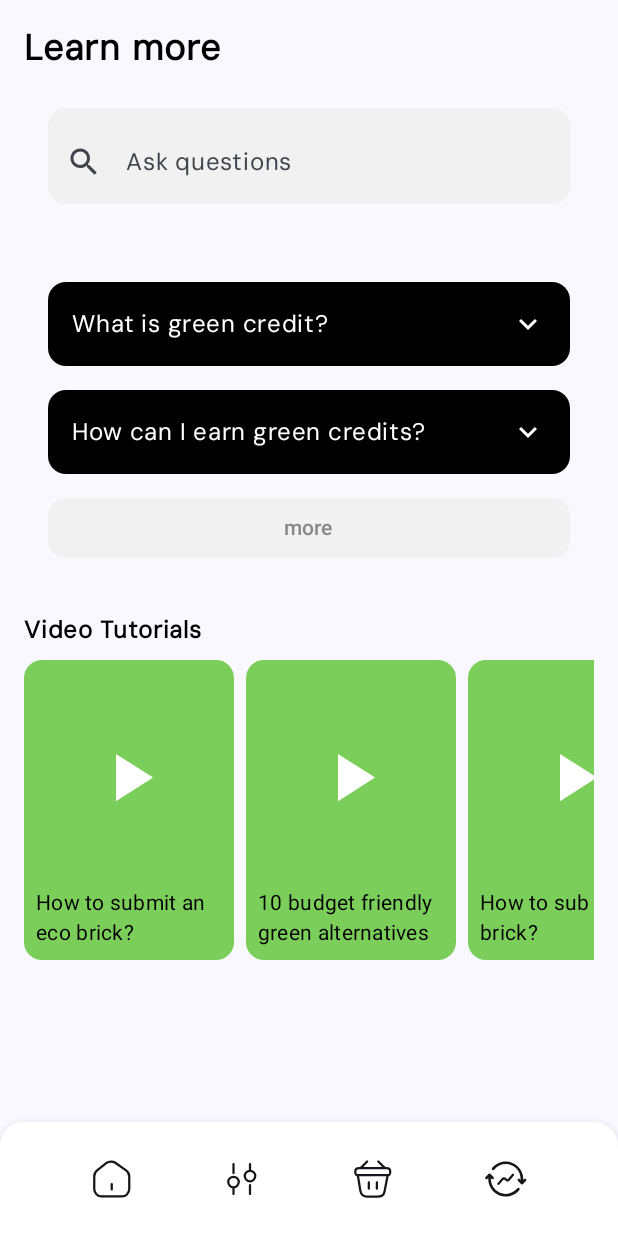
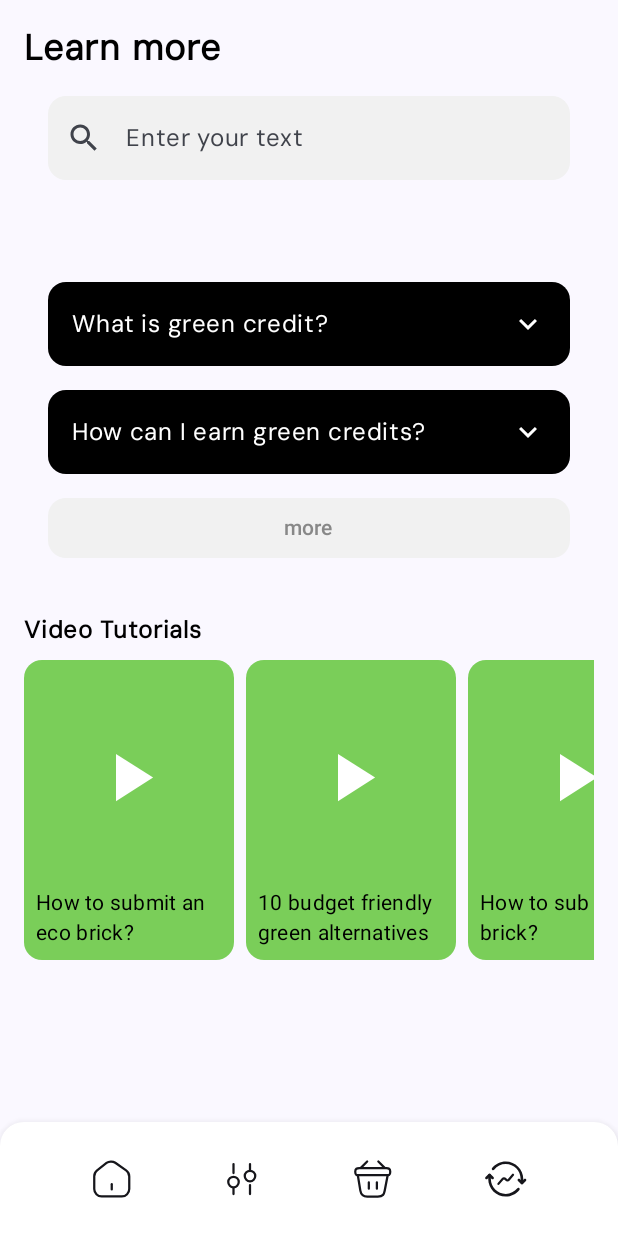
Before and after one commit to arre-adi/Ekopay, an Android app built with Jetpack Compose: the learn_more screen opened through its navigation route, on a phone screen of 412 x 824 dp. Run offline under Robolectric (Android 15) with nearby library versions, the phone set to English and light mode, and no system bars; libraries missing offline, so code that uses them is left out: com.google.ai.client.

Commit message:
included gemini in learning module

```diff
--- a/app/build.gradle.kts
+++ b/app/build.gradle.kts
@@ -1,6 +1,7 @@
 plugins {
     alias(libs.plugins.android.application)
     alias(libs.plugins.jetbrains.kotlin.android)
+    id("com.google.android.libraries.mapsplatform.secrets-gradle-plugin")
 }
 
 android {
@@ -38,6 +39,7 @@ android {
     }
     buildFeatures {
         compose = true
+        buildConfig = true
     }
     composeOptions {
         kotlinCompilerExtensionVersion = "1.5.1"
@@ -68,4 +70,6 @@ dependencies {
     debugImplementation(libs.androidx.ui.tooling)
     debugImplementation(libs.androidx.ui.test.manifest)
     implementation(libs.generativeai)
+    implementation(libs.androidx.lifecycle.viewmodel.compose)
+
 }
--- /dev/null
+++ b/app/src/main/java/com/example/ekopay/GeminiGenerator.kt
@@ -0,0 +1,117 @@
+import androidx.compose.foundation.background
+import androidx.compose.foundation.layout.*
+import androidx.compose.foundation.rememberScrollState
+import androidx.compose.foundation.shape.RoundedCornerShape
+import androidx.compose.foundation.text.KeyboardActions
+import androidx.compose.foundation.text.KeyboardOptions
+import androidx.compose.foundation.verticalScroll
+import androidx.compose.material.icons.Icons
+import androidx.compose.material.icons.filled.Search
+import androidx.compose.material3.*
+import androidx.compose.runtime.*
+import androidx.compose.ui.Alignment
+import androidx.compose.ui.Modifier
+import androidx.compose.ui.draw.clip
+import androidx.compose.ui.draw.shadow
+import androidx.compose.ui.graphics.Color
+import androidx.compose.ui.platform.LocalSoftwareKeyboardController
+import androidx.compose.ui.text.input.ImeAction
+import androidx.compose.ui.tooling.preview.Preview
+import androidx.compose.ui.unit.dp
+import androidx.lifecycle.ViewModel
+import androidx.lifecycle.viewModelScope
+import androidx.lifecycle.viewmodel.compose.viewModel
+import com.example.ekopay.BuildConfig
+import com.example.ekopay.ui.theme.Black1
+import com.example.ekopay.ui.theme.White1
+import com.google.ai.client.generativeai.GenerativeModel
+import kotlinx.coroutines.launch
+
+@Composable@Preview(showSystemUi = true, showBackground = true)
+fun GeminiTextField() {
+    var text by remember { mutableStateOf("") }
+    var result by remember { mutableStateOf("") }
+    val keyboardController = LocalSoftwareKeyboardController.current
+    val viewModel: TextGeminiViewModel = viewModel()
+
+    Column(
+        horizontalAlignment = Alignment.CenterHorizontally,
+        verticalArrangement = Arrangement.Center
+    ) {
+        TextField(
+            leadingIcon = {
+            IconButton(onClick = {/*TODO*/}){
+                Icon(
+                    imageVector = Icons.Default.Search,
+                    contentDescription = "Search"
+                )
+            }
+        },
+            value = text,
+            onValueChange = { text = it },
+            label = { Text("Enter your text") },
+            singleLine = true,
+            modifier = Modifier
+                .fillMaxWidth()
+                .padding(16.dp)
+                .clip(RoundedCornerShape(12.dp))
+                .background(Color(0xFFF1F1F1)),
+            keyboardOptions = KeyboardOptions(imeAction = ImeAction.Search),
+            keyboardActions = KeyboardActions(
+                onSearch = {
+                    keyboardController?.hide()
+                    viewModel.generateText(text) { generatedText ->
+                        result = generatedText
+                    }
+                }
+            ),
+            colors = TextFieldDefaults.colors(
+                disabledContainerColor = Color.Transparent,
+                focusedContainerColor = Color.Transparent,
+                unfocusedContainerColor = Color.Transparent,
+                focusedIndicatorColor = Color.Transparent,
+                unfocusedIndicatorColor = Color.Transparent
+            )
+        )
+
+        Spacer(modifier = Modifier.height(16.dp))
+
+        if (result.isNotEmpty()) {
+            Box(
+                modifier = Modifier
+                    .fillMaxWidth()
+                    .height(200.dp)
+                    .shadow(
+                        elevation = 5.dp,
+                        shape = RoundedCornerShape(12.dp)
+                    )
+                    .background(
+                        White1,
+                        shape = RoundedCornerShape(12.dp)
+                    )
+                    .padding(16.dp)
+                    .verticalScroll(rememberScrollState())
+            ) {
+                Text(result, color = Black1)
+            }
+        }
+    }
+}
+
+class TextGeminiViewModel : ViewModel() {
+    private val generativeModel = GenerativeModel(
+        modelName = "gemini-pro",
+        apiKey = BuildConfig.API_KEY
+    )
+
+    fun generateText(prompt: String, onResult: (String) -> Unit) {
+        viewModelScope.launch {
+            try {
+                val response = generativeModel.generateContent(prompt)
+                onResult(response.text ?: "No response generated")
+            } catch (e: Exception) {
+                onResult("Error: ${e.message}")
+            }
+        }
+    }
+}
--- a/app/src/main/java/com/example/ekopay/Learning.kt
+++ b/app/src/main/java/com/example/ekopay/Learning.kt
@@ -1,7 +1,7 @@
 package com.example.ekopay
 
+import GeminiTextField
 import androidx.compose.animation.AnimatedVisibility
-import androidx.compose.material3.ExposedDropdownMenuBox
 import androidx.compose.foundation.background
 import androidx.compose.foundation.clickable
 import androidx.compose.foundation.layout.*
@@ -9,20 +9,14 @@ import androidx.compose.foundation.lazy.LazyColumn
 import androidx.compose.foundation.lazy.LazyRow
 import androidx.compose.foundation.lazy.items
 import androidx.compose.foundation.shape.RoundedCornerShape
-import androidx.compose.foundation.text.KeyboardOptions
 import androidx.compose.material.icons.Icons
 import androidx.compose.material.icons.filled.KeyboardArrowDown
 import androidx.compose.material.icons.filled.KeyboardArrowUp
-import androidx.compose.material.icons.filled.Search
 import androidx.compose.material3.Button
 import androidx.compose.material3.ButtonDefaults
-import androidx.compose.material3.DropdownMenu
 import androidx.compose.material3.Icon
-import androidx.compose.material3.IconButton
 import androidx.compose.material3.MaterialTheme
-import androidx.compose.material3.OutlinedTextField
 import androidx.compose.material3.Text
-import androidx.compose.material3.TextFieldDefaults
 import androidx.compose.runtime.Composable
 import androidx.compose.runtime.getValue
 import androidx.compose.runtime.mutableStateOf
@@ -35,18 +29,11 @@ import androidx.compose.ui.graphics.Color
 import androidx.compose.ui.graphics.vector.ImageVector
 import androidx.compose.ui.res.vectorResource
 import androidx.compose.ui.text.font.FontWeight
-import androidx.compose.ui.text.input.ImeAction
 import androidx.compose.ui.tooling.preview.Preview
 import androidx.compose.ui.unit.dp
 import androidx.compose.ui.unit.sp
-import androidx.lifecycle.ViewModel
-import androidx.lifecycle.viewModelScope
-import com.example.ekopay.ui.theme.Black1
 import com.example.ekopay.ui.theme.Green1
 import com.example.ekopay.ui.theme.White1
-import com.google.ai.client.generativeai.GenerativeModel
-import com.google.ai.client.generativeai.type.GenerateContentResponse
-import kotlinx.coroutines.launch
 
 
 @Composable
@@ -65,13 +52,10 @@ fun LearningScreen() {
             )
         }
 
-        item {
-            Spacer(modifier = Modifier.height(8.dp))
+        item{
+            GeminiTextField()
         }
 
-        item {
-            GeminiSearchBar()
-        }
         item {
             Spacer(modifier = Modifier.height(16.dp))
         }
@@ -96,65 +80,6 @@ fun LearningScreen() {
 
 
 
-class GeminiViewModel : ViewModel() {
-    private val generativeModel = GenerativeModel(
-        modelName = "gemini-1.5-flash-001",
-        apiKey = "lull"
-    )
-
-    var searchQuery by mutableStateOf("")
-    var answer by mutableStateOf("")
-    var isLoading by mutableStateOf(false)
-
-    fun search() {
-        viewModelScope.launch {
-            isLoading = true
-            try {
-                val response: GenerateContentResponse = generativeModel.generateContent(searchQuery)
-                answer = response.text ?: "No answer found"
-            } catch (e: Exception) {
-                answer = "Error: ${e.message}"
-            } finally {
-                isLoading = false
-            }
-        }
-    }
-}
-
-
-
-@Composable
-fun GeminiSearchBar(viewModel: GeminiViewModel = androidx.lifecycle.viewmodel.compose.viewModel()) {
-        OutlinedTextField(
-            leadingIcon = {
-                IconButton(onClick = {/*TODO*/}){
-                    Icon(
-                        imageVector = Icons.Default.Search,
-                        contentDescription = "Search"
-                    )
-                }
-            },
-            value = viewModel.searchQuery,
-            onValueChange = { viewModel.searchQuery = it },
-            label = { Text("Ask questions") },
-            keyboardOptions = KeyboardOptions(
-                imeAction = ImeAction.Search
-            ),
-
-            modifier = Modifier
-                .fillMaxWidth()
-                .padding(16.dp)
-                .clip(RoundedCornerShape(12.dp))
-                .background(Color(0xFFF1F1F1)),
-            colors = TextFieldDefaults.colors(
-                disabledContainerColor = Color.Transparent,
-                focusedContainerColor = Color.Transparent,
-                unfocusedContainerColor = Color.Transparent,
-                focusedIndicatorColor = Color.Transparent,
-                unfocusedIndicatorColor = Color.Transparent
-            )
-        )
-    }
 
 @Composable
 fun FAQ() {
--- a/app/src/main/java/com/example/ekopay/MainActivity.kt
+++ b/app/src/main/java/com/example/ekopay/MainActivity.kt
@@ -1,11 +1,13 @@
 package com.example.ekopay
 
+import GeminiTextField
 import android.os.Bundle
 import androidx.activity.ComponentActivity
 import androidx.activity.compose.setContent
 import androidx.activity.enableEdgeToEdge
 import com.example.ekopay.bottomnav.MainScreen
 import com.example.ekopay.ui.theme.EKOPAYTheme
+import com.google.ai.client.generativeai.BuildConfig
 
 class MainActivity : ComponentActivity() {
     override fun onCreate(savedInstanceState: Bundle?) {
@@ -13,7 +15,7 @@ class MainActivity : ComponentActivity() {
         enableEdgeToEdge()
         setContent {
             EKOPAYTheme {
-                    MainScreen()
+                MainScreen()
             }
         }
     }
--- a/app/src/main/java/com/example/ekopay/Transaction_history.kt
+++ b/app/src/main/java/com/example/ekopay/TransactionHistory.kt
@@ -36,7 +36,7 @@ import com.example.ekopay.ui.theme.Black1
 import com.example.ekopay.ui.theme.Green1
 
 @Composable @Preview(showBackground = true, showSystemUi = true)
-fun HistoryScreen() {
+fun TransactionHistoryScreen() {
     Column(
         modifier = Modifier
             .fillMaxSize()
--- a/app/src/main/java/com/example/ekopay/bottomnav/NavGraph.kt
+++ b/app/src/main/java/com/example/ekopay/bottomnav/NavGraph.kt
@@ -8,7 +8,7 @@ import androidx.navigation.compose.NavHost
 import androidx.navigation.compose.composable
 import com.example.ekopay.BottomBarScreen
 import com.example.ekopay.EcoBrickScreen
-import com.example.ekopay.HistoryScreen
+import com.example.ekopay.TransactionHistoryScreen
 import com.example.ekopay.LearningScreen
 import com.example.ekopay.ShoppingScreen
 import com.example.ekopay.ui.theme.Screens
@@ -27,7 +27,7 @@ fun BottomNavGraph(
         }
         composable(route = BottomBarScreen.History.route)
         {
-            HistoryScreen()
+            TransactionHistoryScreen()
         }
         composable(route = BottomBarScreen.Shopping.route)
         {
--- a/build.gradle.kts
+++ b/build.gradle.kts
@@ -3,3 +3,9 @@ plugins {
     alias(libs.plugins.android.application) apply false
     alias(libs.plugins.jetbrains.kotlin.android) apply false
 }
+
+buildscript {
+    dependencies {
+        classpath(libs.secrets.gradle.plugin)
+    }
+}
--- a/gradle/libs.versions.toml
+++ b/gradle/libs.versions.toml
@@ -1,6 +1,7 @@
 [versions]
 agp = "8.5.0"
 generativeai = "0.9.0"
+generativeaiVersion = "0.7.0"
 kotlin = "1.9.0"
 coreKtx = "1.13.1"
 junit = "4.13.2"
@@ -10,11 +11,15 @@ lifecycleRuntimeKtx = "2.8.2"
 activityCompose = "1.9.0"
 composeBom = "2023.08.00"
 benchmarkMacro = "1.2.4"
+lifecycleViewmodelCompose = "2.8.3"
 navigationCompose = "2.7.7"
+secretsGradlePlugin = "2.0.1"
 
 [libraries]
 androidx-core-ktx = { group = "androidx.core", name = "core-ktx", version.ref = "coreKtx" }
+androidx-lifecycle-viewmodel-compose = { module = "androidx.lifecycle:lifecycle-viewmodel-compose", version.ref = "lifecycleViewmodelCompose" }
 generativeai = { module = "com.google.ai.client.generativeai:generativeai", version.ref = "generativeai" }
+generativeai-v070 = { module = "com.google.ai.client.generativeai:generativeai", version.ref = "generativeaiVersion" }
 junit = { group = "junit", name = "junit", version.ref = "junit" }
 androidx-junit = { group = "androidx.test.ext", name = "junit", version.ref = "junitVersion" }
 androidx-espresso-core = { group = "androidx.test.espresso", name = "espresso-core", version.ref = "espressoCore" }
@@ -30,6 +35,7 @@ androidx-ui-test-junit4 = { group = "androidx.compose.ui", name = "ui-test-junit
 androidx-material3 = { group = "androidx.compose.material3", name = "material3" }
 androidx-benchmark-macro = { group = "androidx.benchmark", name = "benchmark-macro", version.ref = "benchmarkMacro" }
 androidx-navigation-compose = { group = "androidx.navigation", name = "navigation-compose", version.ref = "navigationCompose" }
+secrets-gradle-plugin = { module = "com.google.android.libraries.mapsplatform.secrets-gradle-plugin:secrets-gradle-plugin", version.ref = "secretsGradlePlugin" }
 
 [plugins]
 android-application = { id = "com.android.application", version.ref = "agp" }
```
Also changed, not shown: app/src/main/java/com/example/ekopay/TextGeminiViewModel.kt (added, +13 -0 lines), app/src/main/java/com/example/ekopay/quesGenerator.kt (deleted, +0 -46 lines).
